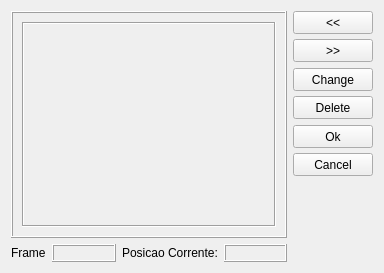
Old version of the form DEV/Interface/transitionEdit.ui in the repository fabriciols/m-fit.
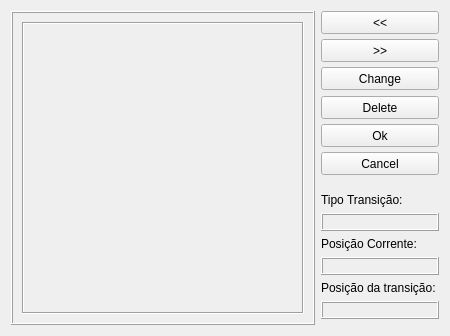
New version of the form.

Commit message: pronto... agora ta baum

Patch:
```diff
--- a/DEV/Interface/transitionEdit.ui
+++ b/DEV/Interface/transitionEdit.ui
@@ -5,8 +5,8 @@
    <rect>
     <x>0</x>
     <y>0</y>
-    <width>384</width>
-    <height>273</height>
+    <width>450</width>
+    <height>336</height>
    </rect>
   </property>
   <property name="sizePolicy" >
@@ -17,64 +17,21 @@
   </property>
   <property name="minimumSize" >
    <size>
-    <width>384</width>
-    <height>273</height>
+    <width>450</width>
+    <height>336</height>
    </size>
   </property>
   <property name="maximumSize" >
    <size>
-    <width>384</width>
-    <height>273</height>
+    <width>450</width>
+    <height>336</height>
    </size>
   </property>
   <property name="windowTitle" >
    <string>Form</string>
   </property>
   <layout class="QGridLayout" name="gridLayout" >
-   <item row="7" column="5" >
-    <widget class="QLabel" name="labelFramePos" >
-     <property name="text" >
-      <string/>
-     </property>
-    </widget>
-   </item>
-   <item row="15" column="0" >
-    <widget class="QLabel" name="label" >
-     <property name="maximumSize" >
-      <size>
-       <width>35</width>
-       <height>16777215</height>
-      </size>
-     </property>
-     <property name="text" >
-      <string>Frame:</string>
-     </property>
-     <property name="textFormat" >
-      <enum>Qt::RichText</enum>
-     </property>
-    </widget>
-   </item>
-   <item row="15" column="1" >
-    <widget class="QLabel" name="labelTransitionName" >
-     <property name="frameShape" >
-      <enum>QFrame::Box</enum>
-     </property>
-     <property name="frameShadow" >
-      <enum>QFrame::Raised</enum>
-     </property>
-     <property name="text" >
-      <string/>
-     </property>
-    </widget>
-   </item>
-   <item row="15" column="2" >
-    <widget class="QLabel" name="label_2" >
-     <property name="text" >
-      <string>Posicao Corrente:</string>
-     </property>
-    </widget>
-   </item>
-   <item rowspan="14" row="1" column="0" colspan="4" >
+   <item rowspan="16" row="1" column="0" colspan="4" >
     <widget class="QFrame" name="frame" >
      <property name="frameShape" >
       <enum>QFrame::Box</enum>
@@ -99,19 +56,6 @@
      </layout>
     </widget>
    </item>
-   <item row="15" column="3" >
-    <widget class="QLabel" name="labelCurrentPos" >
-     <property name="frameShape" >
-      <enum>QFrame::Box</enum>
-     </property>
-     <property name="frameShadow" >
-      <enum>QFrame::Raised</enum>
-     </property>
-     <property name="text" >
-      <string/>
-     </property>
-    </widget>
-   </item>
    <item row="1" column="5" >
     <widget class="QPushButton" name="backButton" >
      <property name="minimumSize" >
@@ -190,6 +134,66 @@
      </property>
     </widget>
    </item>
+   <item rowspan="2" row="13" column="5" >
+    <widget class="QLabel" name="label_3" >
+     <property name="text" >
+      <string>Posição da transição: </string>
+     </property>
+    </widget>
+   </item>
+   <item row="12" column="5" >
+    <widget class="QLabel" name="labelCurrentPos" >
+     <property name="frameShape" >
+      <enum>QFrame::Box</enum>
+     </property>
+     <property name="frameShadow" >
+      <enum>QFrame::Raised</enum>
+     </property>
+     <property name="text" >
+      <string/>
+     </property>
+    </widget>
+   </item>
+   <item row="11" column="5" >
+    <widget class="QLabel" name="label_2" >
+     <property name="text" >
+      <string>Posição Corrente:</string>
+     </property>
+    </widget>
+   </item>
+   <item row="10" column="5" >
+    <widget class="QLabel" name="labelTransitionName" >
+     <property name="frameShape" >
+      <enum>QFrame::Box</enum>
+     </property>
+     <property name="frameShadow" >
+      <enum>QFrame::Raised</enum>
+     </property>
+     <property name="text" >
+      <string/>
+     </property>
+    </widget>
+   </item>
+   <item row="9" column="5" >
+    <widget class="QLabel" name="label" >
+     <property name="text" >
+      <string>Tipo Transição:</string>
+     </property>
+    </widget>
+   </item>
+   <item row="15" column="5" >
+    <widget class="QLabel" name="labelFramePos" >
+     <property name="frameShape" >
+      <enum>QFrame::Box</enum>
+     </property>
+     <property name="frameShadow" >
+      <enum>QFrame::Raised</enum>
+     </property>
+     <property name="text" >
+      <string/>
+     </property>
+    </widget>
+   </item>
   </layout>
  </widget>
  <resources/>
```
